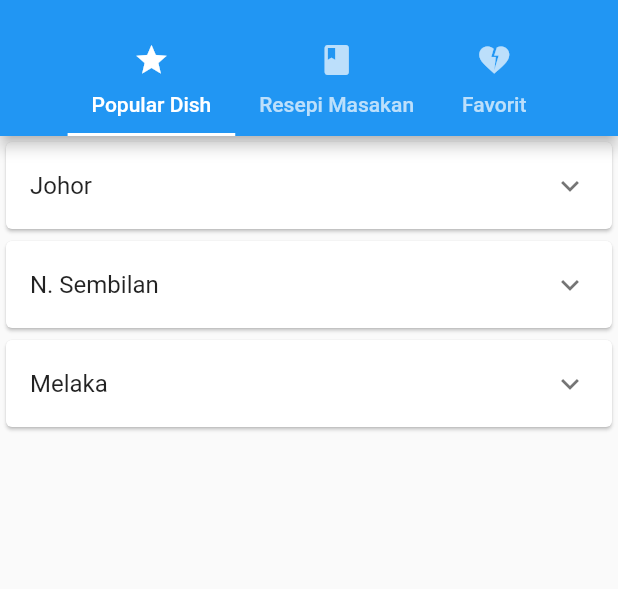
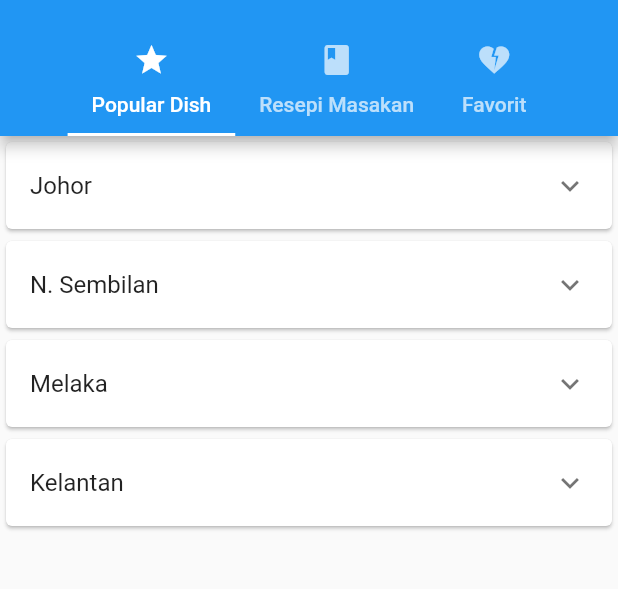
Before and after one commit to quezera97/malaysia_dish, a Flutter app: the screen it shows after launch, on a phone screen of 412 x 824 dp, the part 59-648 px from its top. Run offline on Flutter 3.47's test engine with Material 2 defaults, Android fonts, the light colour scheme and no system bars; our stand-ins replace anim_search_bar, youtube_player_flutter.

Commit message:
kelantan

```diff
--- a/lib/ui/popular_dish_list.dart
+++ b/lib/ui/popular_dish_list.dart
@@ -4,6 +4,7 @@ import 'package:malaysia_recipe/ui/recipe/popular_dish_video.dart';
 import '../enum/malaysia_states_enum.dart';
 import '../enum/state_popular_dish_list.dart';
 
+import '../enum/popularDishByState/kelantan_url.dart';
 import '../enum/popularDishByState/nismilan_url.dart';
 import '../enum/popularDishByState/johor_url.dart';
 import '../enum/popularDishByState/melaka_url.dart';
@@ -35,6 +36,11 @@ List<StateDishInfo> stateDishInfoList = [
     stateName: StateEnum.melaka,
     statePopularDish: StatePopularDishList.melaka().dishes,
     statePopularDishUrl: melakaUrl,
+  ),
+  StateDishInfo(
+    stateName: StateEnum.kelantan,
+    statePopularDish: StatePopularDishList.kelantan().dishes,
+    statePopularDishUrl: kelantanUrl,
   ),
 ];
 
```
Also changed, not shown: lib/enum/popularDishByState/kelantan_url.dart (added, +9 -0 lines), lib/enum/popular_dish_enum.dart (+6 -1 lines), lib/enum/state_popular_dish_list.dart (+8 -2 lines).
